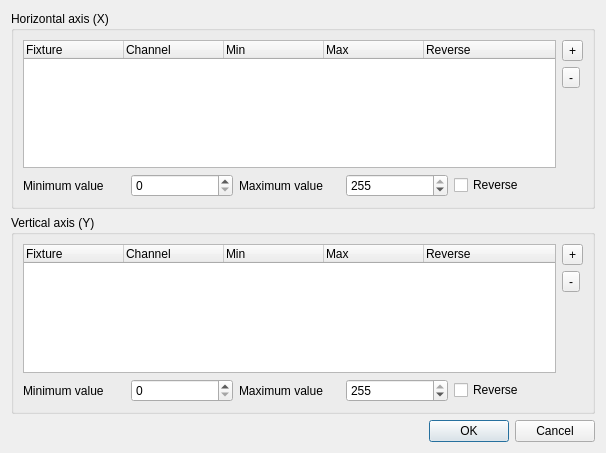
Old version of the form branches/qt4/main/vcxypadproperties.ui in the repository Bondzio/qlc.
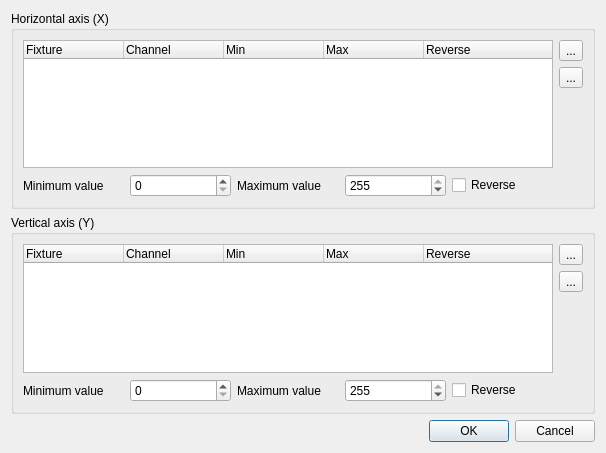
New version of the form.

Diff of the .ui file:
```diff
--- a/branches/qt4/main/vcxypadproperties.ui
+++ b/branches/qt4/main/vcxypadproperties.ui
@@ -56,7 +56,13 @@
            <string>Add a channel to this pad's X axis</string>
           </property>
           <property name="text" >
-           <string>+</string>
+           <string>...</string>
+          </property>
+          <property name="iconSize" >
+           <size>
+            <width>26</width>
+            <height>26</height>
+           </size>
           </property>
          </widget>
         </item>
@@ -66,7 +72,13 @@
            <string>Remove the selected channel from this pad's X axis</string>
           </property>
           <property name="text" >
-           <string>-</string>
+           <string>...</string>
+          </property>
+          <property name="iconSize" >
+           <size>
+            <width>26</width>
+            <height>26</height>
+           </size>
           </property>
          </widget>
         </item>
@@ -182,7 +194,13 @@
            <string>Add a channel to this pad's Y axis</string>
           </property>
           <property name="text" >
-           <string>+</string>
+           <string>...</string>
+          </property>
+          <property name="iconSize" >
+           <size>
+            <width>26</width>
+            <height>26</height>
+           </size>
           </property>
          </widget>
         </item>
@@ -192,7 +210,13 @@
            <string>Remove the selected channel from this pad's Y axis</string>
           </property>
           <property name="text" >
-           <string>-</string>
+           <string>...</string>
+          </property>
+          <property name="iconSize" >
+           <size>
+            <width>26</width>
+            <height>26</height>
+           </size>
           </property>
          </widget>
         </item>
```
